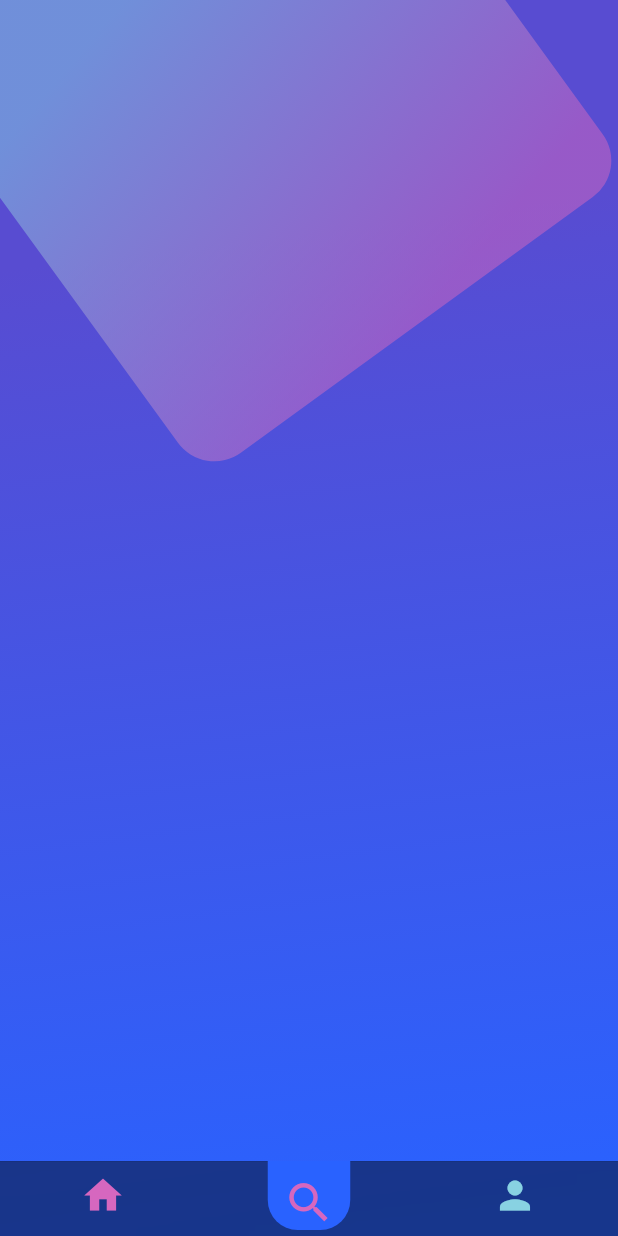
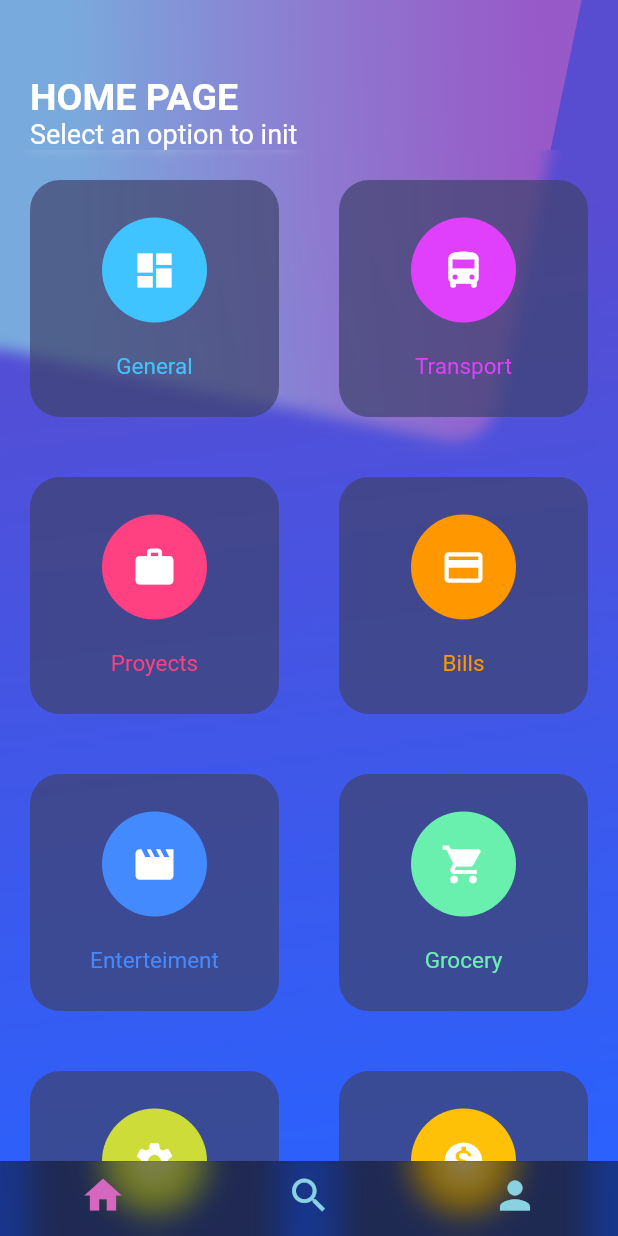
Before and after one commit to stiagocab/fluter_basics_views, a Flutter app: the MenuPage screen opened by its route, on a phone screen of 412 x 824 dp. Run offline on Flutter 3.47's test engine with Material 2 defaults, Android fonts, the phone set to English and light mode, and no system bars.

Commit message:
menu page

```diff
--- a/lib/main.dart
+++ b/lib/main.dart
@@ -1,4 +1,5 @@
 import 'package:flutter/material.dart';
+import 'package:flutter/services.dart';
 import 'package:flutter_basics/routes.dart';
 import 'package:flutter_basics/src/pages/error_page.dart';
 
@@ -7,6 +8,8 @@ void main() => runApp(MyApp());
 class MyApp extends StatelessWidget {
   @override
   Widget build(BuildContext context) {
+    SystemChrome.setSystemUIOverlayStyle(SystemUiOverlayStyle.light
+        .copyWith(statusBarColor: Colors.transparent));
     return MaterialApp(
       theme: ThemeData(
         brightness: Brightness.dark,
--- a/lib/src/pages/basic_page.dart
+++ b/lib/src/pages/basic_page.dart
@@ -262,9 +262,9 @@ class PlacesSlide extends StatelessWidget {
           ),
           Container(
             width: double.infinity,
-            padding: EdgeInsets.all(10.0),
+            padding: EdgeInsets.only(top: 10.0, left: 10.0, bottom: 20.0),
             margin: EdgeInsets.only(top: 160.0),
-            color: Colors.black26,
+            color: Colors.black45,
             child: Text(place.name),
           )
         ],
--- a/lib/src/pages/home_page/pages_list.dart
+++ b/lib/src/pages/home_page/pages_list.dart
@@ -10,16 +10,16 @@ class PagesList extends StatelessWidget {
       "color": Colors.blueGrey[50]
     },
     {
+      "name": "Awesome menu",
+      "route": "menu",
+      "icon": Icons.list,
+      "color": Colors.amber
+    },
+    {
       "name": "Scroll view",
       "route": "scroll",
       "icon": Icons.file_download,
       "color": Colors.blueAccent
-    },
-    {
-      "name": "Awesome menu",
-      "route": "menu",
-      "icon": Icons.list,
-      "color": Colors.amber
     },
     {
       "name": "Error page",
--- /dev/null
+++ b/lib/src/pages/menu_page/menu_items.dart
@@ -0,0 +1,172 @@
+import 'package:flutter/material.dart';
+import 'dart:ui';
+import 'dart:math';
+
+class MenuItems extends StatelessWidget {
+  @override
+  Widget build(BuildContext context) {
+    // page stack, backround and content list items
+    return Stack(
+      // alignment: Alignment(0.0, -0.2),
+      children: <Widget>[
+        _createBackground(),
+        SingleChildScrollView(
+          // scrollDirection: Axis.vertical,
+          child: Column(
+            crossAxisAlignment: CrossAxisAlignment.start,
+            children: <Widget>[
+              SizedBox(height: 50.0),
+              Padding(
+                padding: EdgeInsets.only(left: 20.0),
+                child: Text(
+                  "HOME PAGE",
+                  style: TextStyle(fontSize: 25.0, fontWeight: FontWeight.bold),
+                ),
+              ),
+              Padding(
+                padding: EdgeInsets.only(left: 20.0),
+                child: Text(
+                  "Select an option to init",
+                  style: TextStyle(
+                    fontSize: 18.0,
+                  ),
+                ),
+              ),
+              SafeArea(child: _createMenuItemsTable()),
+            ],
+          ),
+        ),
+      ],
+    );
+  }
+
+  Widget _createBackground() {
+    return Container(
+      // background page
+      width: double.infinity,
+      height: double.infinity,
+      decoration: BoxDecoration(
+        color: Colors.red,
+        gradient: LinearGradient(
+          colors: [Color(0xFF584CD1), Colors.blueAccent[700]],
+          begin: FractionalOffset(0.3, 0.2),
+          end: FractionalOffset(0.5, 1.0),
+        ),
+      ),
+      child: Stack(
+        children: <Widget>[
+          // box on top, background pink
+          Transform.translate(
+            offset: const Offset(0.0, -100.0),
+            child: Transform.rotate(
+              angle: -pi / 2.30,
+              child: Container(
+                height: 380.0,
+                width: 350.0,
+                decoration: BoxDecoration(
+                  color: Colors.red,
+                  borderRadius: BorderRadius.circular(30.0),
+                  gradient: LinearGradient(
+                    colors: [
+                      Color.fromRGBO(136, 210, 226, 0.7),
+                      Color.fromRGBO(214, 103, 191, 0.5),
+                      // Color.fromRGBO(214, 103, 191, 0.0),
+                    ],
+                    begin: FractionalOffset(0.3, 0.2),
+                    end: FractionalOffset(0.5, 1.0),
+                  ),
+                ),
+              ),
+            ),
+          )
+        ],
+      ),
+    );
+  }
+
+  Widget _createMenuItemsTable() {
+    // list of table rows
+    final List<TableRow> tableRowItems = List();
+
+    menuList.forEach((row) {
+      // list of items on table row
+      final List<Widget> tableColsItems = List();
+      row.forEach((element) {
+        // add button on tableRow
+        tableColsItems.add(_buttonMenuItem(element));
+      });
+      // add tableRow
+      tableRowItems.add(TableRow(children: tableColsItems));
+    });
+
+    return Table(
+      // add table row to table
+      children: tableRowItems,
+    );
+  }
+
+  Widget _buttonMenuItem(menuItem) {
+    return ClipRect(
+      child: BackdropFilter(
+        filter: ImageFilter.blur(sigmaX: 5.0, sigmaY: 5.0),
+        child: Container(
+          padding: EdgeInsets.symmetric(vertical: 25.0),
+          margin: EdgeInsets.all(20.0),
+          decoration: BoxDecoration(
+            color: Color.fromRGBO(62, 66, 107, 0.7),
+            borderRadius: BorderRadius.circular(20.0),
+          ),
+          child: Column(
+            mainAxisAlignment: MainAxisAlignment.spaceAround,
+            children: <Widget>[
+              CircleAvatar(
+                backgroundColor: menuItem["color"],
+                radius: 35.0,
+                child: Icon(menuItem["icon"], color: Colors.white, size: 30.0),
+              ),
+              SizedBox(height: 20.0),
+              Text(
+                menuItem["name"],
+                style: TextStyle(
+                  color: menuItem["color"],
+                  fontSize: 15.0,
+                ),
+              ),
+            ],
+          ),
+        ),
+      ),
+    );
+  }
+}
+
+final List menuList = [
+  [
+    {
+      "name": "General",
+      "icon": Icons.dashboard,
+      "color": Colors.lightBlueAccent
+    },
+    {
+      "name": "Transport",
+      "icon": Icons.directions_bus,
+      "color": Colors.purpleAccent
+    }
+  ],
+  [
+    {"name": "Proyects", "icon": Icons.work, "color": Colors.pinkAccent},
+    {"name": "Bills", "icon": Icons.credit_card, "color": Colors.orange},
+  ],
+  [
+    {"name": "Enterteiment", "icon": Icons.movie, "color": Colors.blueAccent},
+    {
+      "name": "Grocery",
+      "icon": Icons.local_grocery_store,
+      "color": Colors.greenAccent
+    }
+  ],
+  [
+    {"name": "Settings", "icon": Icons.settings, "color": Colors.lime},
+    {"name": "Money", "icon": Icons.monetization_on, "color": Colors.amber}
+  ]
+];
--- a/lib/src/pages/menu_page/menu_page.dart
+++ b/lib/src/pages/menu_page/menu_page.dart
@@ -1,69 +1,13 @@
 import 'package:flutter/material.dart';
 import 'package:flutter/cupertino.dart';
-import 'dart:math';
-
-class MenuItemsPage extends StatelessWidget {
-  @override
-  Widget build(BuildContext context) {
-    return Stack(
-      children: <Widget>[
-        _createBackground(),
-      ],
-    );
-  }
-
-  Widget _createBackground() {
-    return Container(
-      // background page
-      width: double.infinity,
-      height: double.infinity,
-      decoration: BoxDecoration(
-        color: Colors.red,
-        gradient: LinearGradient(
-          // colors: [Color(0x14B5D6), Color(0x090979)],
-          colors: [Color(0xFF584CD1), Colors.blueAccent[700]],
-          begin: FractionalOffset(0.3, 0.2),
-          end: FractionalOffset(0.5, 1.0),
-        ),
-      ),
-      child: Stack(
-        children: <Widget>[
-          // box on top, background pink
-          Transform.translate(
-            offset: const Offset(0.0, -100.0),
-            child: Transform.rotate(
-              angle: -pi / 5.0,
-              child: Container(
-                height: 350.0,
-                width: 350.0,
-                decoration: BoxDecoration(
-                  color: Colors.red,
-                  borderRadius: BorderRadius.circular(30.0),
-                  gradient: LinearGradient(
-                    colors: [
-                      Color.fromRGBO(136, 210, 226, 0.5),
-                      Color.fromRGBO(214, 103, 191, 0.5),
-                    ],
-                    begin: FractionalOffset(0.3, 0.2),
-                    end: FractionalOffset(0.5, 1.0),
-                  ),
-                ),
-              ),
-            ),
-          )
-        ],
-      ),
-    );
-  }
-}
+import 'dart:ui';
+import 'package:flutter_basics/src/pages/menu_page/menu_items.dart';
 
 class MenuPage extends StatelessWidget {
   @override
   Widget build(BuildContext context) {
     return Scaffold(
-      body: Center(
-        child: Text("Hello"),
-      ),
+      // create button to render
       bottomNavigationBar: CupertinoTabScaffold(
         tabBar: CupertinoTabBar(
           backgroundColor: Colors.black45,
@@ -74,33 +18,21 @@ class MenuPage extends StatelessWidget {
               icon: Icon(Icons.home),
             ),
             BottomNavigationBarItem(
-              icon: Container(
-                padding: EdgeInsets.all(10.0),
-                decoration: BoxDecoration(
-                  borderRadius: BorderRadius.only(
-                    bottomLeft: Radius.circular(20.0),
-                    bottomRight: Radius.circular(20.0)
-                  ),
-                  color: Colors.blueAccent[700],
-                ),
-                // color: Colors.red,
-                child: Icon(
-                  Icons.search,
-                  color: Color.fromRGBO(214, 103, 191, 1.0),
-                  size: 35.0,
-                ),
-              ),
+              icon: Icon(Icons.search),
             ),
             BottomNavigationBarItem(
               icon: Icon(Icons.person),
             ),
           ],
         ),
+        // create pages switch
+        // ignore: missing_return
         tabBuilder: (BuildContext context, int index) {
           switch (index) {
             case 0:
               return CupertinoTabView(
-                builder: (BuildContext context) => MenuItemsPage(),
+                // ref to menu list width, gradients
+                builder: (BuildContext context) => MenuItems(),
               );
               break;
             case 1:
```
